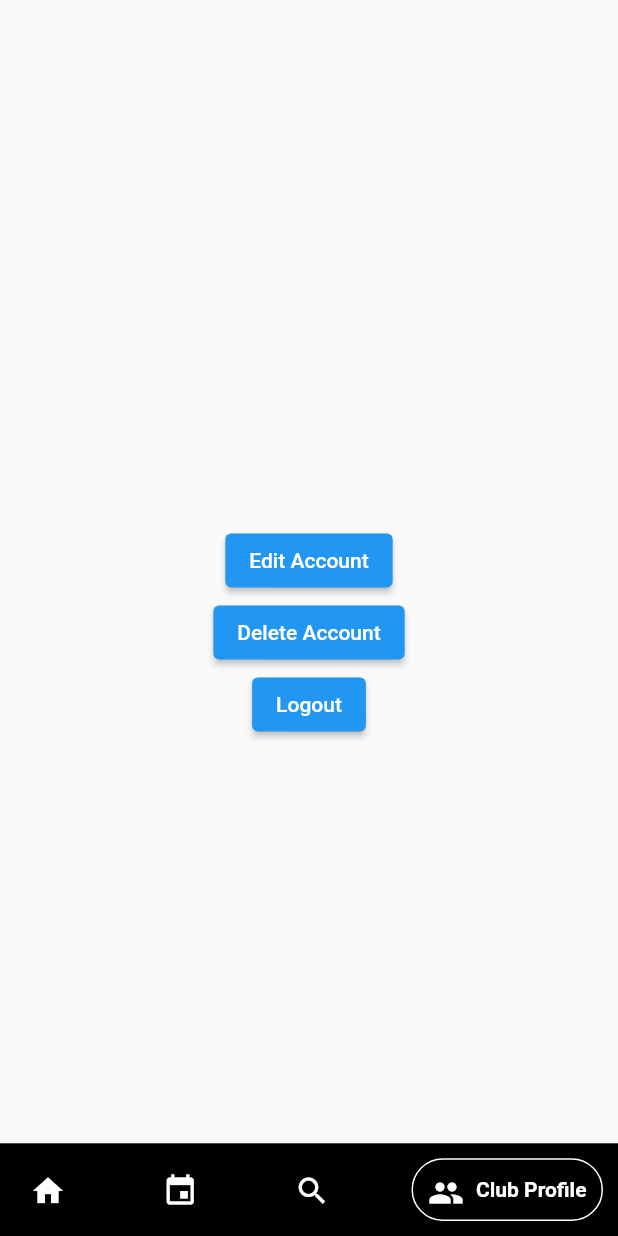
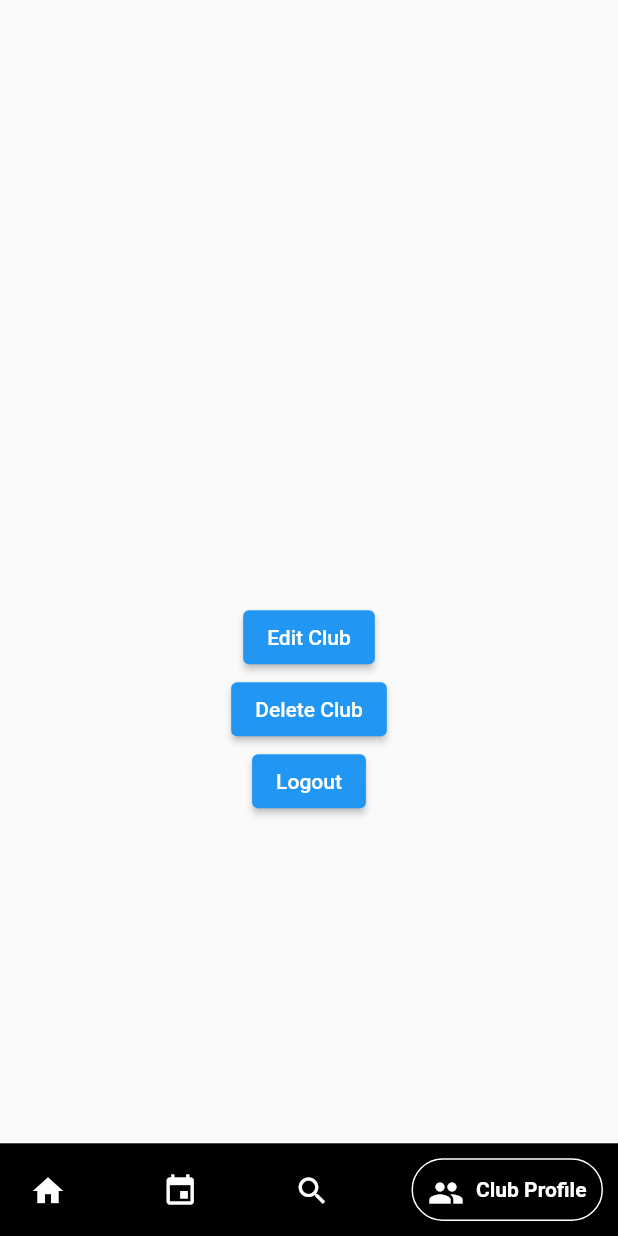
Before and after one commit to phuyalbish/Leos_Event_Management_System, a Flutter app: the ClubNavBar screen opened directly, item 4 of the bottom bar chosen, on a phone screen of 412 x 824 dp. Run offline on Flutter 3.47's test engine with Material 2 defaults, Android fonts, the phone set to English and light mode, and no system bars; drawn by our look-alikes of google_nav_bar; our stand-ins replace cloud_firestore, firebase_auth, firebase_core, firebase_storage, image_picker; accounts and stored records are empty; network calls fail.

Commit message:
new changes

```diff
--- a/lib/views/admin/admin_addclub.dart
+++ b/lib/views/admin/admin_addclub.dart
@@ -210,7 +210,7 @@ class _AddClubsState extends State<AddClubs> {
                 const SizedBox(
                   height: 5,
                 ),
-                Text(errorMsg),
+                Text(errorMsg, style: const TextStyle(color: Colors.black)),
                 const SizedBox(
                   height: 5,
                 ),
--- a/lib/views/clubs/club_addevent.dart
+++ b/lib/views/clubs/club_addevent.dart
@@ -268,7 +268,7 @@ class _AddEventState extends State<AddEvent> {
                 const SizedBox(
                   height: 5,
                 ),
-                Text(errorMsg),
+                Text(errorMsg, style: TextStyle(color: Colors.black)),
                 const SizedBox(
                   height: 5,
                 ),
--- a/lib/views/clubs/club_profile.dart
+++ b/lib/views/clubs/club_profile.dart
@@ -8,94 +8,82 @@ class ClubProfile extends StatefulWidget {
 }
 
 class _ClubProfileState extends State<ClubProfile> {
+  List searchResult = [];
+  String emails = FirebaseAuth.instance.currentUser!.email.toString();
+  void searchFromFirebase() async {
+    final result = await FirebaseFirestore.instance
+        .collection('Clubs')
+        .where('email', isEqualTo: emails)
+        .get();
+    if (mounted) {
+      setState(() {
+        searchResult = result.docs.map((e) => e.data()).toList();
+      });
+    }
+  }
+
   @override
   Widget build(BuildContext context) {
-    String emails = FirebaseAuth.instance.currentUser!.email.toString();
-
-    return Center(
+    searchFromFirebase();
+    return Padding(
+      padding: const EdgeInsets.all(10.0),
+      child: Center(
           child: Column(
         children: [
           const SizedBox(
             height: 20,
           ),
           SingleChildScrollView(
+            physics: const NeverScrollableScrollPhysics(),
             child: SizedBox(
-            height: MediaQuery.of(context).size.height * 0.4,
+              height: MediaQuery.of(context).size.height * 0.45,
               width: MediaQuery.of(context).size.width * 1,
-            child: StreamBuilder(
-              stream: FirebaseFirestore.instance
-                  .collection('Clubs')
-                  .where('email', isEqualTo: emails)
-                  .snapshots(),
-              builder: ((context, AsyncSnapshot<QuerySnapshot> streamSnapshot) {
-                if (!streamSnapshot.hasData) {
-                  return const Text('Loading...');
-                } else {
-                  return ListView.builder(
-                    itemCount: streamSnapshot.data?.docs.length,
+              child: ListView.builder(
+                itemCount: searchResult.length,
                 itemBuilder: (context, index) {
-                      // final DocumentSnapshot documentSnapshot =
-                      //     streamSnapshot.data!.docs[index];
                   return Column(
                     children: [
-                          // Container(
-                          //   width: 200,
-                          //   height: 200,
-                          //   decoration: BoxDecoration(
-                          //     borderRadius: BorderRadius.circular(20),
-                          //   ),
-                          //   child: FadeInImage.assetNetwork(
-                          //     placeholder: 'assets/images/default_club.png',
-                          //     image: "${documentSnapshot['image']}",
-                          //     width: MediaQuery.of(context).size.width,
-                          //     fit: BoxFit.cover,
-                          //     height: 200,
-                          //   ),
-                          // ),
                       const SizedBox(
                         height: 40,
                       ),
                       Center(
                         child: Column(
                           children: [
+                            Image.network("${searchResult[index]['image']}"),
                             Text(
-                                  streamSnapshot.data!.docs[index]['name'],
+                              searchResult[index]['name'],
                               style: const TextStyle(fontSize: 20),
                             ),
                             const SizedBox(
                               height: 5,
                             ),
-                                Text(
-                                    "${streamSnapshot.data!.docs[index]['email']} "),
+                            Text("${searchResult[index]['email']} "),
                             const SizedBox(
                               height: 5,
                             ),
                             Text(
-                                    "${streamSnapshot.data!.docs[index]['description']}"),
+                              "${searchResult[index]['description']}",
+                            ),
                             const SizedBox(
                               height: 5,
                             ),
                             Text(
-                                    "president: ${streamSnapshot.data!.docs[index]['president']}"),
+                                "president: ${searchResult[index]['president']}"),
                             const SizedBox(
                               height: 5,
                             ),
-                                Text(
-                                    "address: ${streamSnapshot.data!.docs[index]['address']}"),
+                            Text("address: ${searchResult[index]['addredd']}"),
                           ],
                         ),
                       ),
                     ],
                   );
                 },
-                  );
-                }
-              }),
               ),
             ),
           ),
           ElevatedButton(
-          child: const Text("Edit Account"),
+            child: const Text("Edit Club"),
             onPressed: () {
               FirebaseAuth.instance.signOut().then((value) {
                 Navigator.push(
@@ -106,7 +94,7 @@ class _ClubProfileState extends State<ClubProfile> {
             },
           ),
           ElevatedButton(
-          child: const Text("Delete Account"),
+            child: const Text("Delete Club"),
             onPressed: () {
               FirebaseAuth.instance.signOut().then((value) {
                 Navigator.push(
@@ -128,6 +116,7 @@ class _ClubProfileState extends State<ClubProfile> {
             },
           ),
         ],
-    ));
+      )),
+    );
   }
 }
--- a/lib/views/users/navbar.dart
+++ b/lib/views/users/navbar.dart
@@ -16,6 +16,7 @@ class _NavbarState extends State<Navbar> {
   @override
   Widget build(BuildContext context) {
     return Scaffold(
+      backgroundColor: Color.fromARGB(255, 95, 92, 92),
       body: SafeArea(
           child: Stack(
         children: [
```
Also changed, not shown: lib/reusable_widget.dart (+11 -9 lines), lib/views/admin/admin_personpage.dart (+6 -1 lines), 2 other files. Lines whose indentation alone changed are shown as unchanged.
